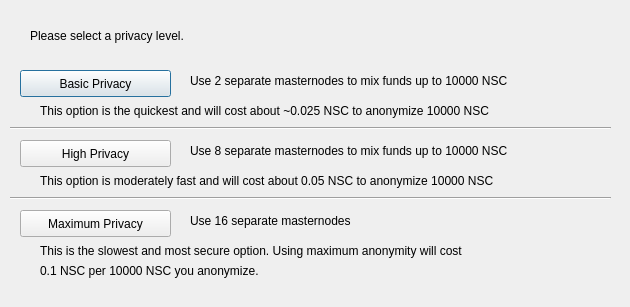
Above: src/qt/forms/obfuscationconfig.ui from nscoins/nscoincore before the change. Below: the same form after it.
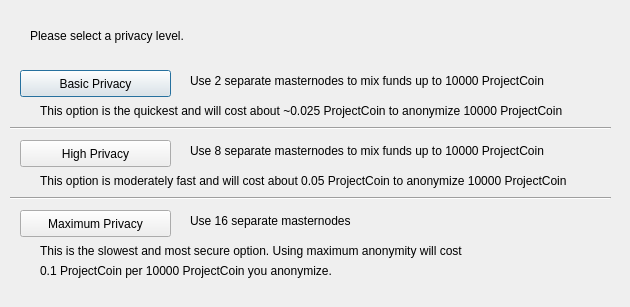
That is the form after the change.

The edit to the form file:
```diff
--- a/src/qt/forms/obfuscationconfig.ui
+++ b/src/qt/forms/obfuscationconfig.ui
@@ -75,7 +75,7 @@
     </rect>
    </property>
    <property name="text">
-    <string>Use 2 separate masternodes to mix funds up to 10000 NSC</string>
+    <string>Use 2 separate masternodes to mix funds up to 10000 ProjectCoin</string>
    </property>
   </widget>
   <widget class="QLabel" name="label_3">
@@ -88,7 +88,7 @@
     </rect>
    </property>
    <property name="text">
-    <string>Use 8 separate masternodes to mix funds up to 10000 NSC</string>
+    <string>Use 8 separate masternodes to mix funds up to 10000 ProjectCoin</string>
    </property>
   </widget>
   <widget class="QLabel" name="label_4">
@@ -114,7 +114,7 @@
     </rect>
    </property>
    <property name="text">
-    <string>This option is the quickest and will cost about ~0.025 NSC to anonymize 10000 NSC</string>
+    <string>This option is the quickest and will cost about ~0.025 ProjectCoin to anonymize 10000 ProjectCoin</string>
    </property>
   </widget>
   <widget class="QLabel" name="label_7">
@@ -127,7 +127,7 @@
     </rect>
    </property>
    <property name="text">
-    <string>This option is moderately fast and will cost about 0.05 NSC to anonymize 10000 NSC</string>
+    <string>This option is moderately fast and will cost about 0.05 ProjectCoin to anonymize 10000 ProjectCoin</string>
    </property>
   </widget>
   <widget class="QLabel" name="label_8">
@@ -153,7 +153,7 @@
     </rect>
    </property>
    <property name="text">
-    <string>0.1 NSC per 10000 NSC you anonymize.</string>
+    <string>0.1 ProjectCoin per 10000 ProjectCoin you anonymize.</string>
    </property>
   </widget>
   <widget class="Line" name="line">
```
